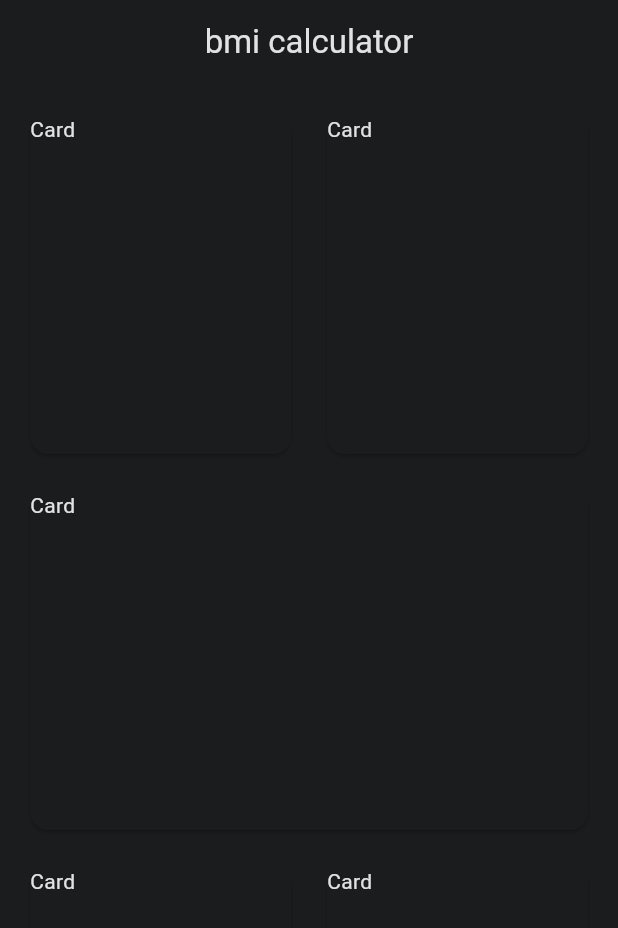
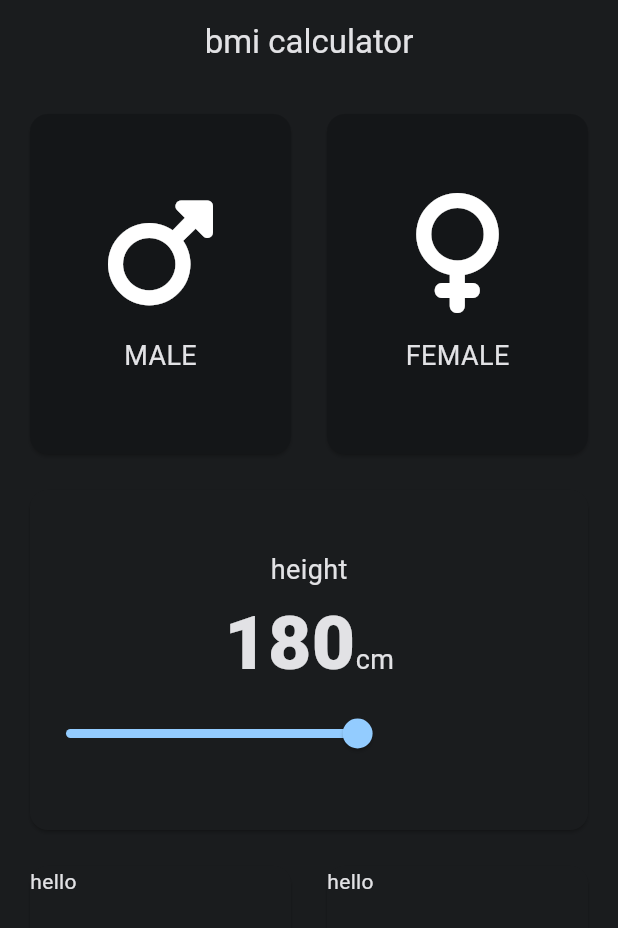
Before and after one commit to Emanuel-JSA/bmi_calc_flutter, a Flutter app: the InputPage screen opened directly, on a phone screen of 412 x 824 dp. Shown: the top 928 px of the screen. Run offline on Flutter 3.47's test engine with Material 2 defaults, Android fonts, the phone set to English and light mode, and no system bars; our stand-ins replace font_awesome_flutter; statements that could not run were skipped.

```diff
--- /dev/null
+++ b/lib/constants.dart
@@ -0,0 +1,8 @@
+import 'package:flutter/material.dart';
+
+const Color kInactiveCardColor = Color(0xFF141618);
+const Color kActiveColor = Color(0xFF1A1C1E);
+enum Gender {
+  male,
+  female
+}
--- /dev/null
+++ b/lib/gender_body_card.dart
@@ -0,0 +1,32 @@
+import 'package:flutter/material.dart';
+
+class GenderBody extends StatelessWidget {
+  const GenderBody({
+    super.key,
+    required this.icon,
+    required this.text,
+  });
+
+  final IconData icon;
+  final String text;
+
+  @override
+  Widget build(BuildContext context) {
+    return Column(
+      mainAxisAlignment: MainAxisAlignment.center,
+      children: [
+        Icon(
+          icon,
+          size: 80.0,
+        ),
+        const SizedBox(
+          height: 16.0,
+        ),
+        Text(
+          text,
+          style: const TextStyle(fontSize: 18.0),
+        )
+      ],
+    );
+  }
+}
--- a/lib/input_page.dart
+++ b/lib/input_page.dart
@@ -1,4 +1,8 @@
 import 'package:flutter/material.dart';
+import 'package:font_awesome_flutter/font_awesome_flutter.dart';
+import 'gender_body_card.dart';
+import 'reusable_card.dart';
+import 'constants.dart';
 
 class InputPage extends StatefulWidget {
   @override
@@ -6,6 +10,9 @@ class InputPage extends StatefulWidget {
 }
 
 class _InputPageState extends State<InputPage> {
+  Gender? selectedGender;
+  int height = 180;
+
   @override
   Widget build(BuildContext context) {
     return Scaffold(
@@ -20,10 +27,32 @@ class _InputPageState extends State<InputPage> {
               child: Row(
                 children: [
                   Expanded(
-                    child: ReusableCard(),
+                    child: ReusableCard(
+                      onTap: () {
+                        setState(() {
+                          selectedGender = Gender.male;
+                        });
+                      },
+                      color: selectedGender == Gender.male
+                          ? kActiveColor
+                          : kInactiveCardColor,
+                      cardChild: const GenderBody(
+                          icon: FontAwesomeIcons.mars, text: 'MALE'),
+                    ),
                   ),
                   Expanded(
-                    child: ReusableCard(),
+                    child: ReusableCard(
+                      onTap: () {
+                        setState(() {
+                          selectedGender = Gender.female;
+                        });
+                      },
+                      color: selectedGender == Gender.female
+                          ? kActiveColor
+                          : kInactiveCardColor,
+                      cardChild: const GenderBody(
+                          icon: FontAwesomeIcons.venus, text: 'FEMALE'),
+                    ),
                   )
                 ],
               ),
@@ -32,19 +61,63 @@ class _InputPageState extends State<InputPage> {
               child: Row(
                 children: [
                   Expanded(
-                    child: ReusableCard(),
+                    child: ReusableCard(
+                      cardChild: Column(
+                        mainAxisAlignment: MainAxisAlignment.center,
+                        children: [
+                          const Text(
+                            'height',
+                            style: TextStyle(
+                              fontSize: 18,
+                            ),
+                          ),
+                          Row(
+                            mainAxisAlignment: MainAxisAlignment.center,
+                            crossAxisAlignment: CrossAxisAlignment.baseline,
+                            textBaseline: TextBaseline.alphabetic,
+                            children: [
+                              Text(
+                                height.toString(),
+                                style: const TextStyle(
+                                    fontSize: 50, fontWeight: FontWeight.w900),
+                              ),
+                              const Text(
+                                'cm',
+                                style: TextStyle(
+                                  fontSize: 18,
+                                ),
+                              ),
+                            ],
+                          ),
+                          Slider(
+                            value: height.toDouble(),
+                            onChanged: (double newValue) {
+                              setState(() {
+                                height = newValue.round();
+                              });
+                            },
+                            min: 120,
+                            max: 220,
+                          )
+                        ],
+                      ),
+                    ),
                   )
                 ],
               ),
             ),
             Expanded(
               child: Row(
-                children: [
+                children: const [
                   Expanded(
-                    child: ReusableCard(),
+                    child: ReusableCard(
+                      cardChild: Text('hello'),
                     ),
+                  ),
                   Expanded(
-                    child: ReusableCard(),
+                    child: ReusableCard(
+                      cardChild: Text('hello'),
+                    ),
                   ),
                 ],
               ),
@@ -55,20 +128,3 @@ class _InputPageState extends State<InputPage> {
     );
   }
 }
-
-class ReusableCard extends StatelessWidget {
-  const ReusableCard({
-    super.key,
-  });
-
-  @override
-  Widget build(BuildContext context) {
-    return Container(
-      padding: const EdgeInsets.all(8.0),
-      height: double.infinity,
-      child: Card(
-        child: Text('Card'),
-      ),
-    );
-  }
-}
--- /dev/null
+++ b/lib/reusable_card.dart
@@ -0,0 +1,29 @@
+import 'package:flutter/material.dart';
+
+class ReusableCard extends StatelessWidget {
+  const ReusableCard({
+    super.key,
+    required this.cardChild,
+    this.color = const Color(0xFF1A1C1E),
+    this.onTap,
+  });
+
+  final Widget cardChild;
+  final Color color;
+  final VoidCallback? onTap;
+
+  @override
+  Widget build(BuildContext context) {
+    return GestureDetector(
+      onTap: onTap,
+      child: Container(
+        padding: const EdgeInsets.all(8.0),
+        height: double.infinity,
+        child: Card(
+          color: color,
+          child: cardChild,
+        ),
+      ),
+    );
+  }
+}
```
